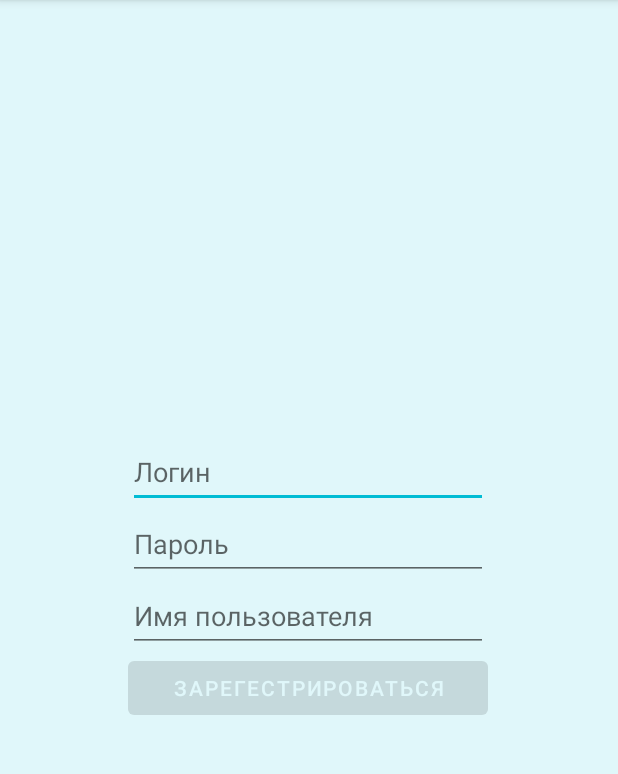
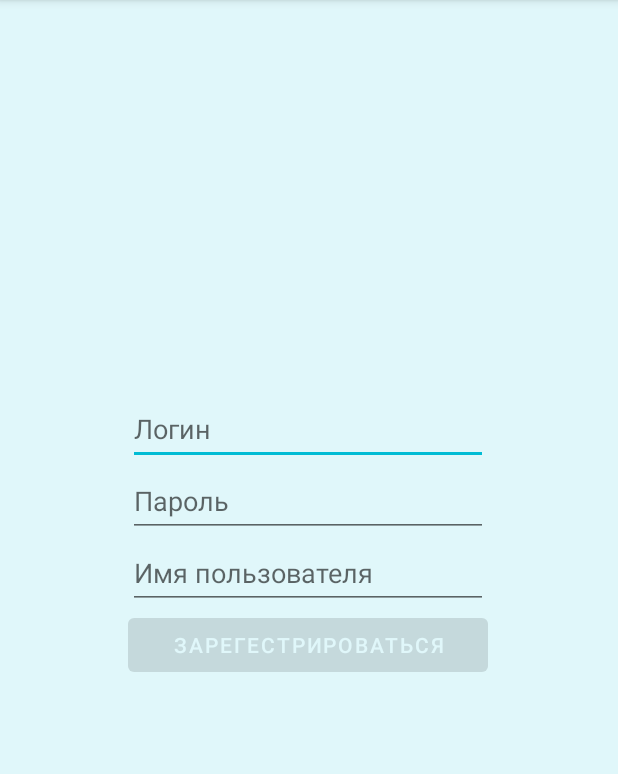
Before and after one commit to Fuuulkrum7/FoodJournal, an Android app: the fragment RegistrationFragment shown on its own in the app's theme, on a phone screen of 412 x 824 dp, the part 84-858 px from its top. Run offline under Robolectric (Android 15) with nearby library versions, the phone set to English and light mode, and no system bars.

Commit message:
found 307

```diff
--- a/app/src/main/AndroidManifest.xml
+++ b/app/src/main/AndroidManifest.xml
@@ -10,6 +10,7 @@
     <uses-feature android:name="android.hardware.camera.autofocus" />
 
     <application
+        android:usesCleartextTraffic="true"
         android:allowBackup="true"
         android:icon="@mipmap/ic_launcher"
         android:label="@string/app_name"
--- a/app/src/main/java/com/example/journal/JournalNotificationService.java
+++ b/app/src/main/java/com/example/journal/JournalNotificationService.java
@@ -56,11 +56,10 @@ public class JournalNotificationService extends Service {
                                 this,
                                 i,
                                 intent1,
-                                PendingIntent.FLAG_CANCEL_CURRENT);
-
+                                PendingIntent.FLAG_CANCEL_CURRENT
+                    );
 
                     Calendar calendar = Calendar.getInstance();
-                    calendar.setTimeInMillis(System.currentTimeMillis());
                     calendar.set(Calendar.HOUR_OF_DAY, time / 60);
                     calendar.set(Calendar.MINUTE, time % 60);
                     calendar.set(Calendar.SECOND, 0);
--- a/app/src/main/java/com/example/journal/MainActivity.java
+++ b/app/src/main/java/com/example/journal/MainActivity.java
@@ -74,7 +74,9 @@ public class MainActivity extends AppCompatActivity implements ActivityResultCal
 
         SharedPreferences settings = getSharedPreferences(SettingsFragment.APP_PREFERENCES, Context.MODE_PRIVATE);
 
-
+        // DELETE
+        RemoteDatabaseInterface remoteDatabaseInterface = new RemoteDatabaseInterface();
+        remoteDatabaseInterface.addUser("123", "123", "1223");
 
         if (settings.getBoolean(SettingsFragment.APP_PREFERENCES_REMINDER, false)){
             Log.d(TAG, "running service...");
--- a/app/src/main/res/layout/registration_fragment.xml
+++ b/app/src/main/res/layout/registration_fragment.xml
@@ -18,7 +18,7 @@
         app:layout_constraintHorizontal_bias="0.497"
         app:layout_constraintStart_toStartOf="parent"
         app:layout_constraintTop_toTopOf="parent"
-        app:layout_constraintVertical_bias="0.404" />
+        app:layout_constraintVertical_bias="0.364" />
 
     <EditText
         android:id="@+id/password_reg"
```
Also changed, not shown: app/src/main/java/com/example/journal/RemoteDatabaseInterface.java (+7 -1 lines), app/src/main/java/com/example/journal/User.java (+9 -0 lines).
